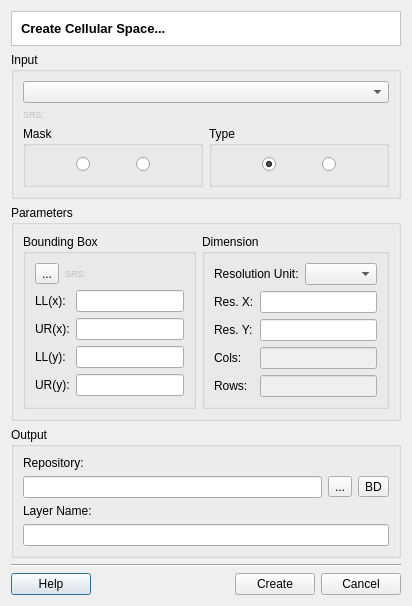
This is src/terralib/qt/plugins/cellspace/ui/CreateCellularSpaceDialogForm.ui in claudiobogossian/terralib5 as Qt 5 draws it before an edit. The edited form follows.
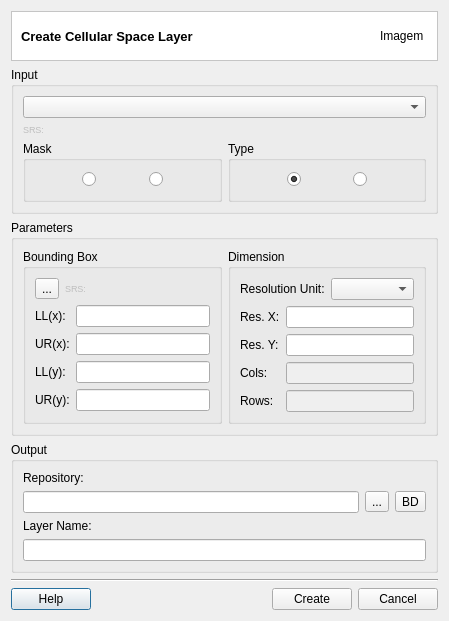
This is the edited form. Custom widgets are drawn as their Qt base class.

The edit to the form file:
```diff
--- a/src/terralib/qt/plugins/cellspace/ui/CreateCellularSpaceDialogForm.ui
+++ b/src/terralib/qt/plugins/cellspace/ui/CreateCellularSpaceDialogForm.ui
@@ -7,26 +7,17 @@
     <x>0</x>
     <y>0</y>
     <width>449</width>
-    <height>580</height>
+    <height>594</height>
    </rect>
   </property>
   <property name="windowTitle">
    <string>Create Cellular Space</string>
   </property>
-  <layout class="QGridLayout" name="gridLayout_31">
-   <property name="sizeConstraint">
-    <enum>QLayout::SetFixedSize</enum>
-   </property>
+  <layout class="QGridLayout" name="gridLayout_32">
    <item row="0" column="0">
-    <layout class="QGridLayout" name="gridLayout_30">
+    <layout class="QGridLayout" name="gridLayout_31">
      <item row="0" column="0">
-      <widget class="QFrame" name="frame_2">
-       <property name="sizePolicy">
-        <sizepolicy hsizetype="Expanding" vsizetype="Fixed">
-         <horstretch>0</horstretch>
-         <verstretch>0</verstretch>
-        </sizepolicy>
-       </property>
+      <widget class="QFrame" name="frame_3">
        <property name="styleSheet">
         <string notr="true">QWidget { background: white }</string>
        </property>
@@ -36,9 +27,18 @@
        <property name="frameShadow">
         <enum>QFrame::Sunken</enum>
        </property>
-       <layout class="QVBoxLayout" name="verticalLayout_5">
-        <item>
-         <widget class="QLabel" name="m_datasourceTypeTitleLabel">
+       <layout class="QGridLayout" name="gridLayout_30" columnstretch="1,0">
+        <property name="topMargin">
+         <number>0</number>
+        </property>
+        <property name="bottomMargin">
+         <number>0</number>
+        </property>
+        <property name="horizontalSpacing">
+         <number>9</number>
+        </property>
+        <item row="0" column="0">
+         <widget class="QLabel" name="m_datasourceTypeTitleLabel_2">
           <property name="font">
            <font>
             <pointsize>10</pointsize>
@@ -47,7 +47,26 @@
            </font>
           </property>
           <property name="text">
-           <string>Create Cellular Space...</string>
+           <string>Create Cellular Space Layer</string>
+          </property>
+         </widget>
+        </item>
+        <item row="0" column="1">
+         <widget class="QLabel" name="m_imgLabel">
+          <property name="minimumSize">
+           <size>
+            <width>48</width>
+            <height>48</height>
+           </size>
+          </property>
+          <property name="maximumSize">
+           <size>
+            <width>48</width>
+            <height>48</height>
+           </size>
+          </property>
+          <property name="text">
+           <string>Imagem</string>
           </property>
          </widget>
         </item>
```
Left out of the diff: 5 changed lines with no effect on the pictures.
